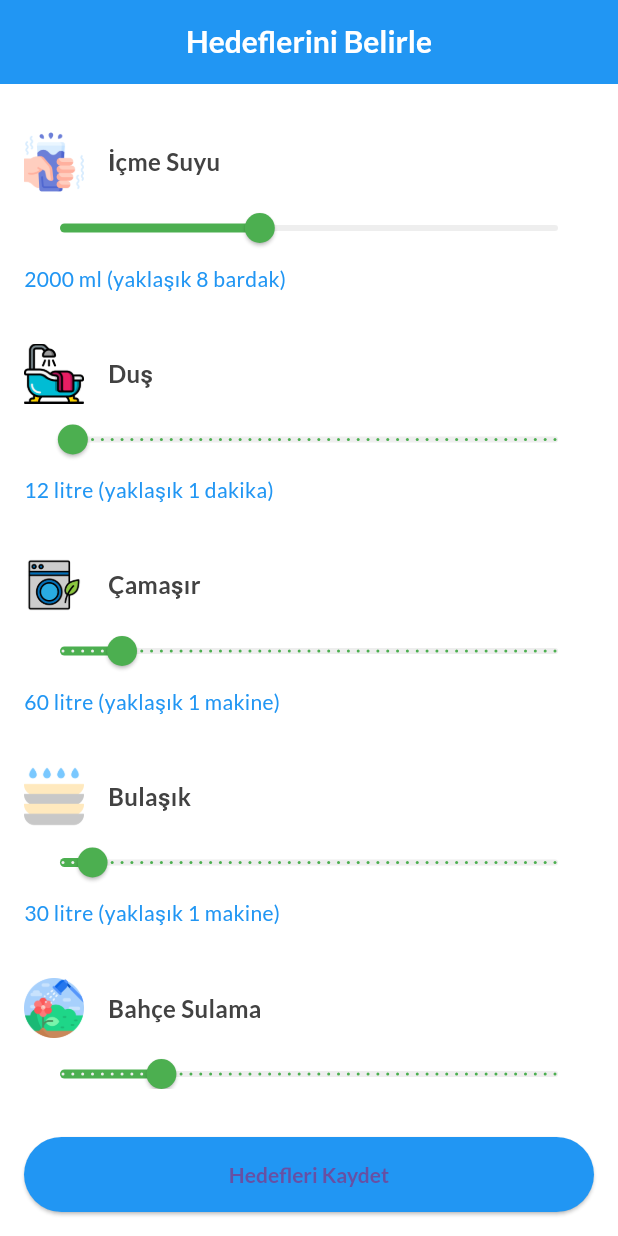
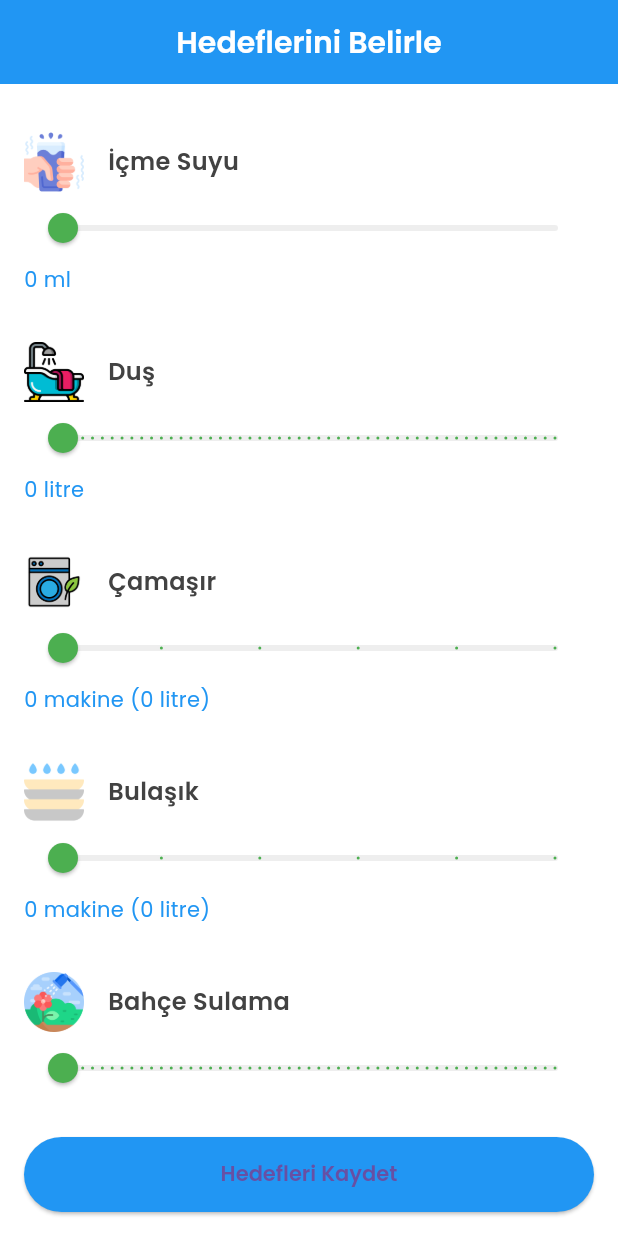
Before and after one commit to mervgundgn/WaterMind, a Flutter app: the screen it shows after launch, on a phone screen of 412 x 824 dp. Run offline on Flutter 3.47's test engine with Material 3 defaults, Android fonts, the phone set to English and light mode, and no system bars; our stand-ins replace firebase_core, fl_chart, google_fonts; accounts and stored records are empty.

Commit message:
Proje dosyaları güncellendi

```diff
--- a/lib/app_constants.dart
+++ b/lib/app_constants.dart
@@ -28,43 +28,46 @@ class AppColors {
 }
 
 class AppTextStyles {
-  // Font Ailesi: Lato (Google Fonts paketi ile)
-
-  static TextStyle headline1 = GoogleFonts.lato(
+  static TextStyle headline1 = GoogleFonts.poppins(
     fontWeight: FontWeight.bold,
     fontSize: 24.0,
     color: AppColors.darkGrey,
-    textStyle: const TextStyle(locale: Locale('tr','TR')),
   );
-  static TextStyle headline2 = GoogleFonts.lato(
-    fontWeight: FontWeight.w600, // SemiBold karşılığı
+
+  static TextStyle headline2 = GoogleFonts.poppins(
+    fontWeight: FontWeight.w600,
     fontSize: 20.0,
     color: AppColors.darkGrey,
   );
-  static TextStyle subTitle1 = GoogleFonts.lato(
-    fontWeight: FontWeight.w600, // SemiBold karşılığı
+
+  static TextStyle subTitle1 = GoogleFonts.poppins(
+    fontWeight: FontWeight.w600,
     fontSize: 16.0,
     color: AppColors.darkGrey,
   );
-  static TextStyle bodyText1 = GoogleFonts.lato(
-    fontWeight: FontWeight.normal, // Regular karşılığı
+
+  static TextStyle bodyText1 = GoogleFonts.poppins(
+    fontWeight: FontWeight.normal,
     fontSize: 14.0,
     color: AppColors.darkGrey,
   );
-  static TextStyle bodyText2 = GoogleFonts.lato(
-    fontWeight: FontWeight.normal, // Regular karşılığı
+
+  static TextStyle bodyText2 = GoogleFonts.poppins(
+    fontWeight: FontWeight.normal,
     fontSize: 12.0,
     color: AppColors.mediumGrey,
   );
-  static TextStyle caption = GoogleFonts.lato(
-    fontWeight: FontWeight.w300, // Light karşılığı
+
+  static TextStyle caption = GoogleFonts.poppins(
+    fontWeight: FontWeight.w300,
     fontSize: 10.0,
     color: AppColors.mediumGrey,
   );
-  static TextStyle buttonText = GoogleFonts.lato(
-    fontWeight: FontWeight.w600, // SemiBold karşılığı
+
+  static TextStyle buttonText = GoogleFonts.poppins(
+    fontWeight: FontWeight.w600,
     fontSize: 14.0,
-    color: AppColors.backgroundLight, // Düğme metinleri varsayılan olarak beyaz
+    color: AppColors.backgroundLight,
   );
 }
 
--- a/lib/main.dart
+++ b/lib/main.dart
@@ -2,7 +2,6 @@ import 'package:flutter/material.dart';
 import 'package:firebase_core/firebase_core.dart';
 import 'package:watermind/reports_page.dart';
 import 'package:watermind/set_goals_page.dart';
-// firebase_options.dart dosyası, FlutterFire configure ile otomatik oluşur
 import 'firebase_options.dart';
 import 'package:flutter_localizations/flutter_localizations.dart';
 
--- a/lib/set_goals_page.dart
+++ b/lib/set_goals_page.dart
@@ -24,31 +24,33 @@ class _SetGoalsPageState extends State<SetGoalsPage> {
   void initState() {
     super.initState();
     goalMap = {
-      "İçme Suyu": AppDefaultValues.defaultDrinkingWaterGoal.toDouble(),
-      "Duş": AppDefaultValues.defaultShowerConsumptionPerMinute.toDouble(),
-      "Çamaşır": AppDefaultValues.defaultLaundryConsumption.toDouble(),
-      "Bulaşık": AppDefaultValues.defaultDishesConsumption.toDouble(),
-      "Bahçe Sulama": AppDefaultValues.defaultGardenWateringConsumption.toDouble(),
+      "İçme Suyu": 0,
+      "Duş": 0,
+      "Çamaşır": 0,
+      "Bulaşık": 0,
+      "Bahçe Sulama": 0,
     };
   }
 
   String getCategoryDisplayText(String category, double value) {
     switch (category) {
       case "İçme Suyu":
+        if (value == 0) return "0 ml";
         return "${value.toInt()} ml (yaklaşık ${(value / 250).round()} bardak)";
       case "Duş":
+        if (value == 0) return "0 litre";
         return "${value.toInt()} litre (yaklaşık ${(value / 12).round()} dakika)";
       case "Çamaşır":
-        int machines = (value / 60).round();
-        machines = machines == 0 ? 1 : machines;
-        return "${value.toInt()} litre (yaklaşık $machines makine)";
+        if (value == 0) return "0 makine (0 litre)";
+        int litres = (value * AppDefaultValues.defaultLaundryConsumption).toInt();
+        return "${value.toInt()} makine (yaklaşık $litres litre)";
       case "Bulaşık":
-        int machines = (value / 30).round();
-        machines = machines == 0 ? 1 : machines;
-        return "${value.toInt()} litre (yaklaşık $machines makine)";
+        if (value == 0) return "0 makine (0 litre)";
+        int litres = (value * AppDefaultValues.defaultDishesConsumption).toInt();
+        return "${value.toInt()} makine (yaklaşık $litres litre)";
       case "Bahçe Sulama":
+        if (value == 0) return "0 litre";
         int minutes = (value / 10).round();
-        minutes = minutes == 0 ? 1 : minutes;
         return "${value.toInt()} litre (yaklaşık $minutes dakika)";
       default:
         return "${value.toInt()} litre";
@@ -110,13 +112,30 @@ class _SetGoalsPageState extends State<SetGoalsPage> {
                     Slider(
                       value: goalMap[category]!,
                       min: 0,
-                      max: category == "İçme Suyu" ? 5000 : 500,
-                      divisions: category == "İçme Suyu" ? 100 : 50,
+                      max: category == "Çamaşır"
+                          ? 5 // 0–5 makine
+                          : category == "Bulaşık"
+                          ? 5
+                          : category == "İçme Suyu"
+                          ? 5000
+                          : 500,
+                      divisions: category == "Çamaşır" || category == "Bulaşık"
+                          ? 5
+                          : category == "İçme Suyu"
+                          ? 100
+                          : 50,
+                      label: category == "Çamaşır" || category == "Bulaşık"
+                          ? "${goalMap[category]!.round()} makine"
+                          : "${goalMap[category]!.toInt()}",
                       activeColor: AppColors.primaryGreen,
                       inactiveColor: AppColors.lightGrey,
                       onChanged: (value) {
                         setState(() {
-                          goalMap[category] = value;
+                          if (category == "Çamaşır" || category == "Bulaşık") {
+                            goalMap[category] = value.roundToDouble();
+                          } else {
+                            goalMap[category] = value;
+                          }
                         });
                       },
                     ),
```
Also changed, not shown: lib/reports_page.dart (+33 -85 lines), 1 other file.
